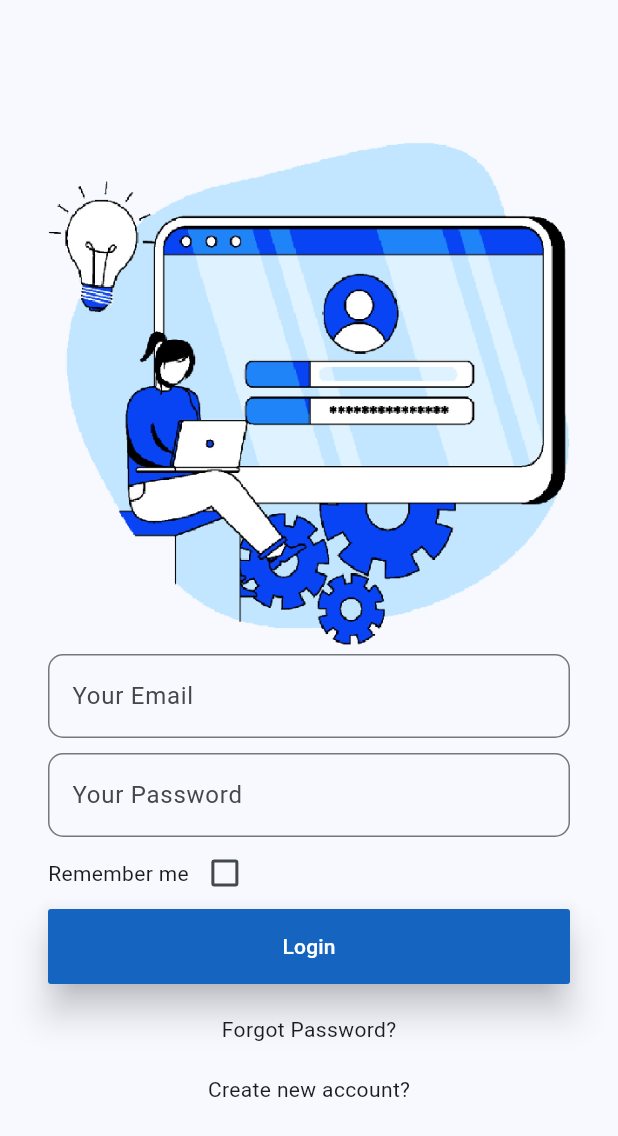
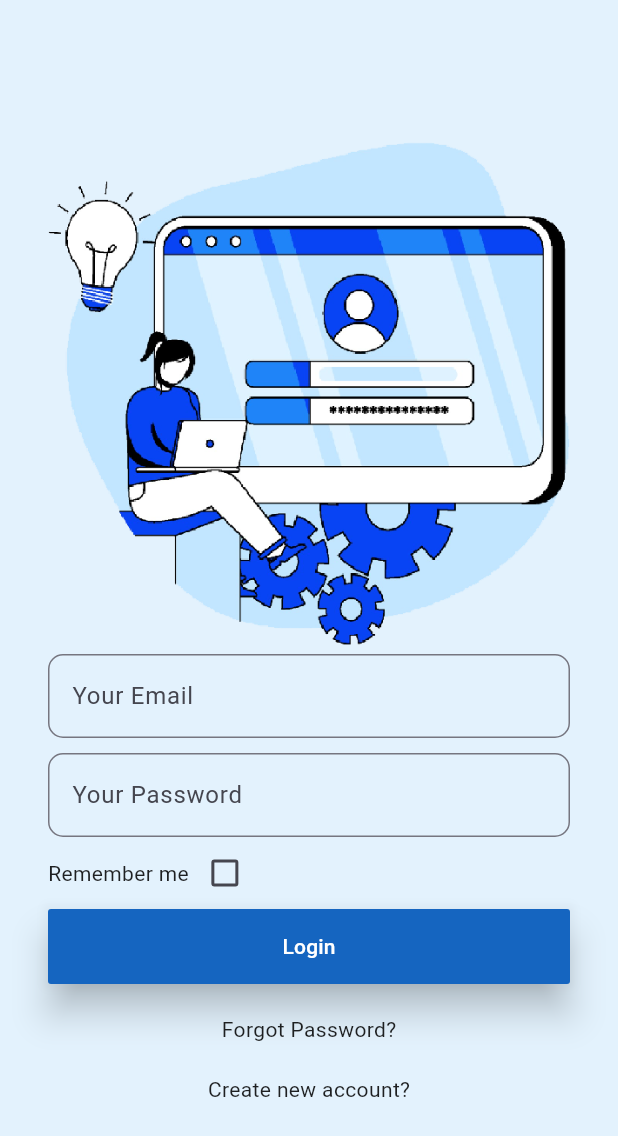
Before and after one commit to ahmadhanis/FlutterA241, a Flutter app: the screen it shows after launch, on a phone screen of 412 x 824 dp. Shown: the top 1136 px of the screen. Run offline on Flutter 3.47's test engine with Material 3 defaults, Android fonts, the phone set to English and light mode, and no system bars; our stand-ins replace shared_preferences.

Commit message:
custom drawer and color theme

```diff
--- a/my_member_link/lib/main.dart
+++ b/my_member_link/lib/main.dart
@@ -15,7 +15,43 @@ class MainApp extends StatelessWidget {
       theme: ThemeData(
         useMaterial3: true,
         colorScheme: ColorScheme.fromSeed(
-          seedColor: Colors.blue,
+          seedColor:
+              const Color(0xFF0844F4), // Custom blue as the primary color
+          brightness: Brightness.light,
+        ).copyWith(
+          primary: const Color(0xFF0844F4),
+          onPrimary: Colors.white,
+          primaryContainer: const Color(
+              0xFF4D73FF), // A lighter shade of primary for containers
+          secondary: Colors.blue[600]!, // Use a complementary blue as secondary
+          onSecondary: Colors.white,
+          background: Colors.white,
+          onBackground: Colors.black87,
+          surface: Colors.blue[50]!,
+          onSurface: Colors.black87,
+          error: Colors.redAccent,
+          onError: Colors.white,
+        ),
+      ),
+      darkTheme: ThemeData(
+        useMaterial3: true,
+        colorScheme: ColorScheme.fromSeed(
+          seedColor: const Color(0xFF0844F4),
+          brightness: Brightness.dark,
+        ).copyWith(
+          primary:
+              const Color(0xFF4D73FF), // Lighter primary color for dark mode
+          onPrimary: Colors.black87,
+          primaryContainer:
+              const Color(0xFF0844F4), // Darker primary container color
+          secondary: Colors.blue[200]!,
+          onSecondary: Colors.black87,
+          background: Colors.black87,
+          onBackground: Colors.white,
+          surface: Colors.blueGrey[800]!,
+          onSurface: Colors.white,
+          error: Colors.redAccent,
+          onError: Colors.black87,
         ),
       ),
       home: const SplashScreen(),
--- a/my_member_link/lib/views/edit_news.dart
+++ b/my_member_link/lib/views/edit_news.dart
@@ -66,7 +66,7 @@ class _EditNewsState extends State<EditNewsScreen> {
                   onPressed: onUpdateNewsDialog,
                   minWidth: screenWidth,
                   height: 50,
-                  color: Colors.blueAccent,
+                  // color: Colors.blueAccent,
                   child: const Text("Update News",
                       style: TextStyle(color: Colors.white))),
             ],
--- a/my_member_link/pubspec.yaml
+++ b/my_member_link/pubspec.yaml
@@ -10,6 +10,7 @@ dependencies:
   flutter:
     sdk: flutter
   http: ^1.2.2
+  intl: ^0.19.0
   shared_preferences: ^2.2.3
 
 dev_dependencies:
```
Also changed, not shown: my_member_link/lib/views/main_screen.dart (+24 -37 lines), my_member_link/lib/views/mydrawer.dart (added, +45 -0 lines), my_member_link/lib/views/new_news.dart (+16 -7 lines), my_member_link/pubspec.lock.
